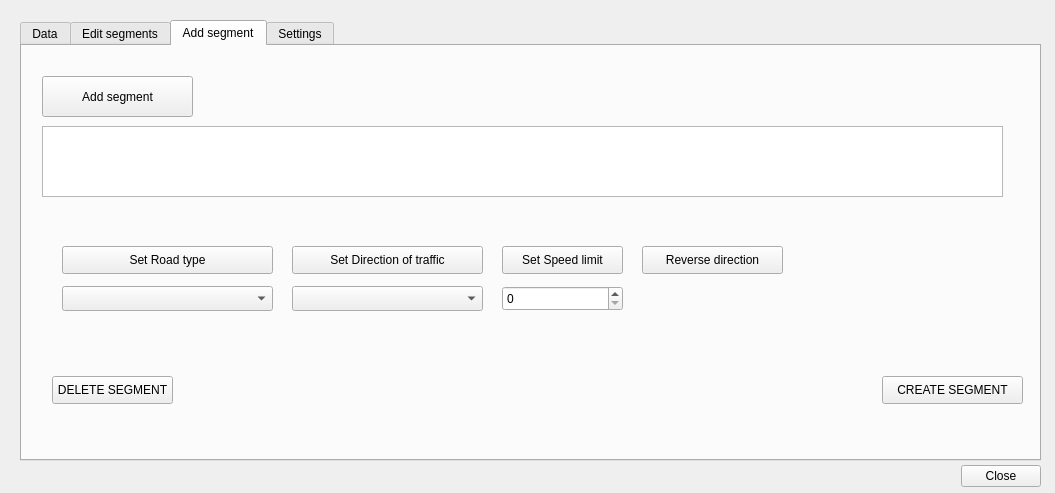
The window that osm_routing_editor_dialog_base.ui (tuskjant/OSMEditorForRouting) describes before a commit, drawn with Qt 5.
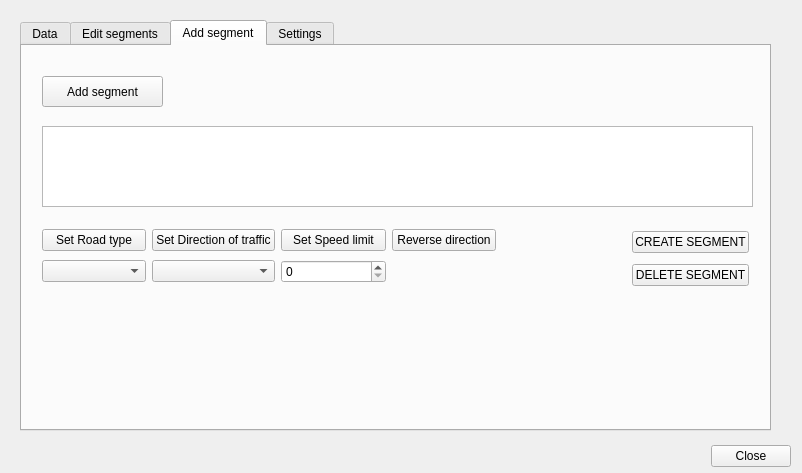
The same window after the commit. The open tabs and pages were chosen to show the change. Custom widgets are drawn as their Qt base class.

```diff
--- a/osm_routing_editor_dialog_base.ui
+++ b/osm_routing_editor_dialog_base.ui
@@ -6,8 +6,8 @@
    <rect>
     <x>0</x>
     <y>0</y>
-    <width>1055</width>
-    <height>493</height>
+    <width>802</width>
+    <height>473</height>
    </rect>
   </property>
   <property name="windowTitle">
@@ -18,8 +18,8 @@
     <rect>
      <x>20</x>
      <y>20</y>
-     <width>1021</width>
-     <height>441</height>
+     <width>751</width>
+     <height>411</height>
     </rect>
    </property>
    <property name="currentIndex">
@@ -260,8 +260,8 @@
       <rect>
        <x>20</x>
        <y>30</y>
-       <width>151</width>
-       <height>41</height>
+       <width>121</width>
+       <height>31</height>
       </rect>
      </property>
      <property name="text">
@@ -273,124 +273,92 @@
       <rect>
        <x>20</x>
        <y>80</y>
-       <width>961</width>
-       <height>71</height>
+       <width>711</width>
+       <height>81</height>
       </rect>
      </property>
     </widget>
-    <widget class="QPushButton" name="pushButtonRoadType">
+    <widget class="QWidget" name="">
      <property name="geometry">
       <rect>
-       <x>40</x>
-       <y>200</y>
-       <width>211</width>
-       <height>28</height>
+       <x>20</x>
+       <y>180</y>
+       <width>454</width>
+       <height>61</height>
       </rect>
      </property>
-     <property name="text">
-      <string>Set Road type</string>
-     </property>
+     <layout class="QGridLayout" name="gridLayout_2">
+      <item row="0" column="0">
+       <widget class="QPushButton" name="pushButtonRoadType">
+        <property name="text">
+         <string>Set Road type</string>
+        </property>
+       </widget>
+      </item>
+      <item row="0" column="1">
+       <widget class="QPushButton" name="pushButton_direction">
+        <property name="text">
+         <string>Set Direction of traffic</string>
+        </property>
+       </widget>
+      </item>
+      <item row="0" column="2">
+       <widget class="QPushButton" name="pushButton_SpeedLimit">
+        <property name="text">
+         <string>Set Speed limit</string>
+        </property>
+       </widget>
+      </item>
+      <item row="0" column="3">
+       <widget class="QPushButton" name="pushButton_Reverse">
+        <property name="text">
+         <string>Reverse direction</string>
+        </property>
+       </widget>
+      </item>
+      <item row="1" column="0">
+       <widget class="QComboBox" name="comboBoxRoadType"/>
+      </item>
+      <item row="1" column="1">
+       <widget class="QComboBox" name="comboBox_direction"/>
+      </item>
+      <item row="1" column="2">
+       <widget class="QSpinBox" name="spinBoxSpeed_2">
+        <property name="maximum">
+         <number>120</number>
+        </property>
+        <property name="singleStep">
+         <number>5</number>
+        </property>
+       </widget>
+      </item>
+     </layout>
     </widget>
-    <widget class="QComboBox" name="comboBoxRoadType">
+    <widget class="QWidget" name="">
      <property name="geometry">
       <rect>
-       <x>40</x>
-       <y>240</y>
-       <width>211</width>
-       <height>25</height>
+       <x>610</x>
+       <y>180</y>
+       <width>117</width>
+       <height>65</height>
       </rect>
      </property>
-    </widget>
-    <widget class="QComboBox" name="comboBox_direction">
-     <property name="geometry">
-      <rect>
-       <x>270</x>
-       <y>240</y>
-       <width>191</width>
-       <height>25</height>
-      </rect>
-     </property>
-    </widget>
-    <widget class="QPushButton" name="pushButton_direction">
-     <property name="geometry">
-      <rect>
-       <x>270</x>
-       <y>200</y>
-       <width>191</width>
-       <height>28</height>
-      </rect>
-     </property>
-     <property name="text">
-      <string>Set Direction of traffic</string>
-     </property>
-    </widget>
-    <widget class="QSpinBox" name="spinBoxSpeed_2">
-     <property name="geometry">
-      <rect>
-       <x>480</x>
-       <y>240</y>
-       <width>121</width>
-       <height>25</height>
-      </rect>
-     </property>
-     <property name="maximum">
-      <number>120</number>
-     </property>
-     <property name="singleStep">
-      <number>5</number>
-     </property>
-    </widget>
-    <widget class="QPushButton" name="pushButton_SpeedLimit">
-     <property name="geometry">
-      <rect>
-       <x>480</x>
-       <y>200</y>
-       <width>121</width>
-       <height>28</height>
-      </rect>
-     </property>
-     <property name="text">
-      <string>Set Speed limit</string>
-     </property>
-    </widget>
-    <widget class="QPushButton" name="pushButton_Reverse">
-     <property name="geometry">
-      <rect>
-       <x>620</x>
-       <y>200</y>
-       <width>141</width>
-       <height>28</height>
-      </rect>
-     </property>
-     <property name="text">
-      <string>Reverse direction</string>
-     </property>
-    </widget>
-    <widget class="QPushButton" name="pushButton_create">
-     <property name="geometry">
-      <rect>
-       <x>860</x>
-       <y>330</y>
-       <width>141</width>
-       <height>28</height>
-      </rect>
-     </property>
-     <property name="text">
-      <string>CREATE SEGMENT</string>
-     </property>
-    </widget>
-    <widget class="QPushButton" name="pushButtonDelete">
-     <property name="geometry">
-      <rect>
-       <x>30</x>
-       <y>330</y>
-       <width>121</width>
-       <height>28</height>
-      </rect>
-     </property>
-     <property name="text">
-      <string>DELETE SEGMENT</string>
-     </property>
+     <layout class="QGridLayout" name="gridLayout_3">
+      <item row="0" column="0">
+       <widget class="QPushButton" name="pushButton_create">
+        <property name="text">
+         <string>CREATE SEGMENT</string>
+        </property>
+       </widget>
+      </item>
+      <item row="1" column="0">
+       <widget class="QPushButton" name="pushButtonDelete">
+        <property name="text">
+         <string>DELETE SEGMENT</string>
+        </property>
+       </widget>
+      </item>
+     </layout>
     </widget>
    </widget>
    <widget class="QWidget" name="tab_2">
@@ -634,8 +602,8 @@
   <widget class="QDialogButtonBox" name="button_box">
    <property name="geometry">
     <rect>
-     <x>700</x>
-     <y>460</y>
+     <x>450</x>
+     <y>440</y>
      <width>341</width>
      <height>32</height>
     </rect>
```
Left out of the diff: 190 changed lines with no effect on the pictures.
